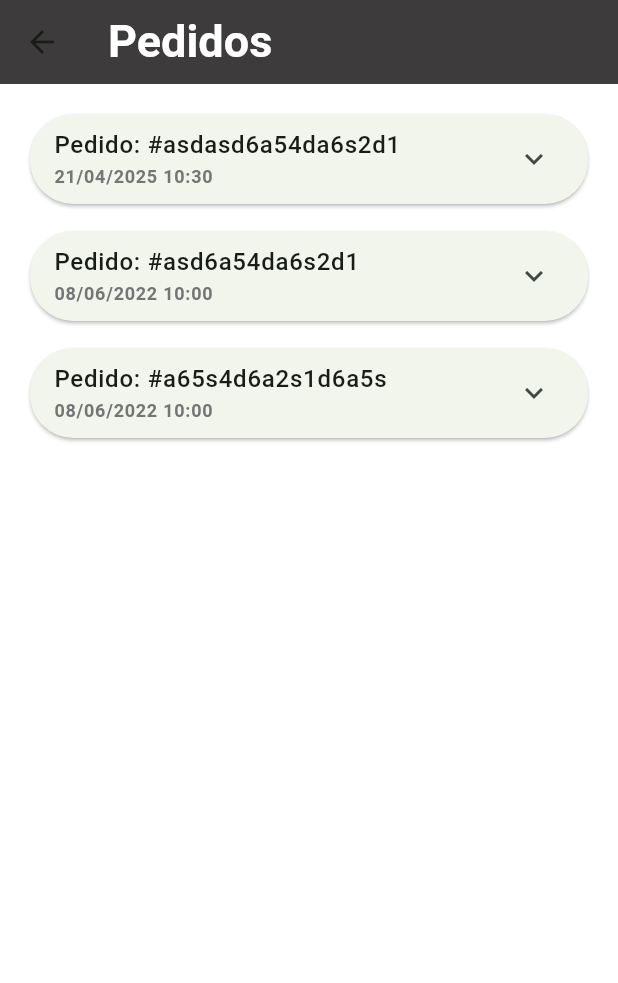
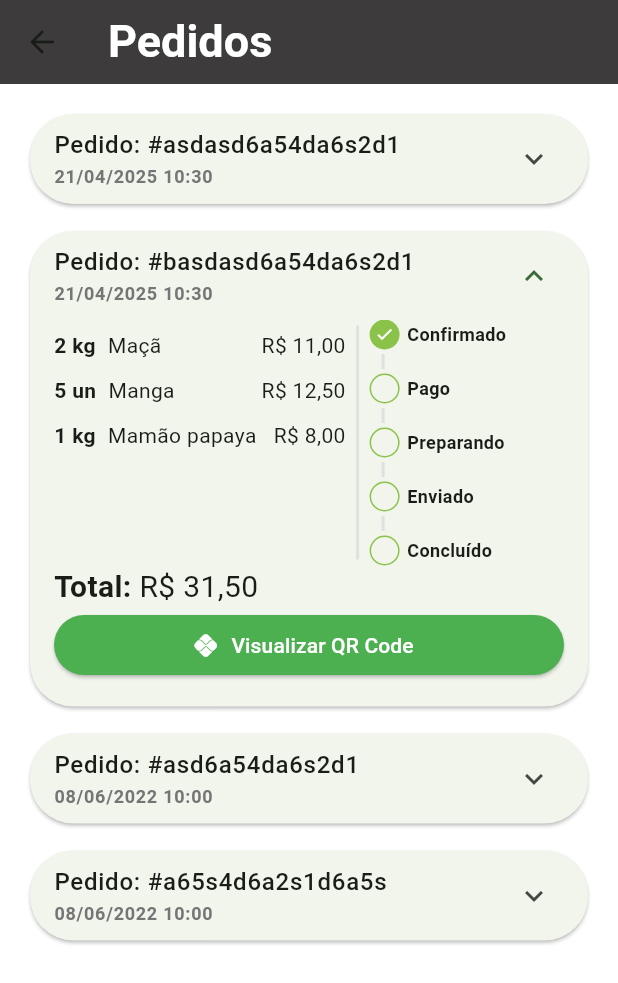
Before and after one commit to TPAlves/curso-flutter, a Flutter app: the OrdersTab screen opened directly with empty values, on a phone screen of 412 x 824 dp. Shown: the top 983 px of the screen. Run offline on Flutter 3.47's test engine with Material 3 defaults, Android fonts, the phone set to English and light mode, and no system bars; our stand-ins replace animated_text_kit, mask_text_input_formatter; missing offline and left inert: dart:ffi.

Commit message:
feat: adicionando todos os status e o botão para pagamento no pix

```diff
--- a/lib/src/config/app_data.dart
+++ b/lib/src/config/app_data.dart
@@ -94,16 +94,25 @@ List<OrderModel> orders = [
     createdDateTime: DateTime.now(),
     overdueDateTime: DateTime.now().add(const Duration(days: 3)),
     items: cartItems,
-    status: OrderStatus.refunded,
+    status: OrderStatus.completed,
+    copyAndPaste: '123456789',
+    total: cartTotal,
+  ),
+  OrderModel(
+    id: 'basdasd6a54da6s2d1',
+    createdDateTime: DateTime.now(),
+    overdueDateTime: DateTime.now().add(const Duration(days: 3)),
+    items: cartItems,
+    status: OrderStatus.pending,
     copyAndPaste: '123456789',
     total: cartTotal,
   ),
   OrderModel(
     copyAndPaste: 'q1w2e3r4t5y6',
     createdDateTime: DateTime.parse('2022-06-08 10:00:10.458'),
-    overdueDateTime: DateTime.parse('2022-06-08 11:00:10.458'),
+    overdueDateTime: DateTime.parse('2022-06-08 10:00:10.458'),
     id: 'asd6a54da6s2d1',
-    status: OrderStatus.pending,
+    status: OrderStatus.overdue,
     total: 11.0,
     items: [
       CartItemModel(item: apple, quantity: 2),
--- a/lib/src/pages/orders/order_status_widget.dart
+++ b/lib/src/pages/orders/order_status_widget.dart
@@ -13,6 +13,7 @@ class OrderStatusWidget extends StatelessWidget {
     OrderStatus.preparing: 3,
     OrderStatus.shipped: 4,
     OrderStatus.completed: 5,
+    OrderStatus.overdue: 6,
   };
 
   int get currentStatus => allStatus[status]!;
@@ -43,6 +44,26 @@ class OrderStatusWidget extends StatelessWidget {
             isActive: true,
             title: OrderStatus.overdue.name,
             backgroundColor: Colors.redAccent,
+          ),
+        ] else ...[
+          _StatusDot(
+            isActive: currentStatus >= 2,
+            title: OrderStatus.paid.name,
+          ),
+          const _CustomDivider(),
+          _StatusDot(
+            isActive: currentStatus >= 3,
+            title: OrderStatus.preparing.name,
+          ),
+          const _CustomDivider(),
+          _StatusDot(
+            isActive: currentStatus >= 4,
+            title: OrderStatus.shipped.name,
+          ),
+          const _CustomDivider(),
+          _StatusDot(
+            isActive: currentStatus == 5,
+            title: OrderStatus.completed.name,
           ),
         ],
       ],
--- a/lib/src/pages/orders/order_tile.dart
+++ b/lib/src/pages/orders/order_tile.dart
@@ -20,6 +20,7 @@ class OrderTile extends StatelessWidget {
       child: Theme(
         data: Theme.of(context).copyWith(dividerColor: Colors.transparent),
         child: ExpansionTile(
+          initiallyExpanded: order.status == OrderStatus.pending,
           title: Column(
             mainAxisSize: MainAxisSize.min,
             crossAxisAlignment: CrossAxisAlignment.start,
@@ -39,14 +40,16 @@ class OrderTile extends StatelessWidget {
             ],
           ),
           childrenPadding: const EdgeInsets.fromLTRB(16, 0, 16, 16),
+          expandedCrossAxisAlignment: CrossAxisAlignment.stretch,
           children: [
-            SizedBox(
-              height: 150,
+            IntrinsicHeight(
               child: Row(
                 children: [
                   // Lista de produtos
                   Expanded(
                     flex: 3,
+                    child: SizedBox(
+                      height: 150,
                       child: ListView(
                         children:
                             order.items.map((orderItem) {
@@ -55,6 +58,7 @@ class OrderTile extends StatelessWidget {
                                 orderItem: orderItem,
                               );
                             }).toList(),
+                      ),
                     ),
                   ),
 
@@ -73,10 +77,45 @@ class OrderTile extends StatelessWidget {
                     flex: 2,
                     child: OrderStatusWidget(
                       status: order.status,
-                      isOverdue: order.overdueDateTime.isBefore(DateTime.now()),
+                      isOverdue:
+                          order.overdueDateTime.isBefore(DateTime.now()) &&
+                          order.status != OrderStatus.completed,
                     ),
                   ),
                 ],
+              ),
+            ),
+
+            // Total do pedido
+            Text.rich(
+              TextSpan(
+                style: const TextStyle(fontSize: 20),
+                children: [
+                  const TextSpan(
+                    text: "Total: ",
+                    style: TextStyle(fontWeight: FontWeight.bold),
+                  ),
+                  TextSpan(text: utilsServices.priceToCurrency(order.total)),
+                ],
+              ),
+            ),
+
+            // Botão de pagamento
+            Visibility(
+              visible: order.status == OrderStatus.pending,
+              child: ElevatedButton.icon(
+                onPressed: () {},
+                label: const Text(
+                  "Visualizar QR Code",
+                  style: TextStyle(color: Colors.white),
+                ),
+                icon: const Icon(Icons.pix, color: Colors.white),
+                style: ElevatedButton.styleFrom(
+                  backgroundColor: Colors.green,
+                  shape: RoundedRectangleBorder(
+                    borderRadius: BorderRadius.circular(20),
+                  ),
+                ),
               ),
             ),
           ],
```
Lines whose indentation alone changed are shown as unchanged.
